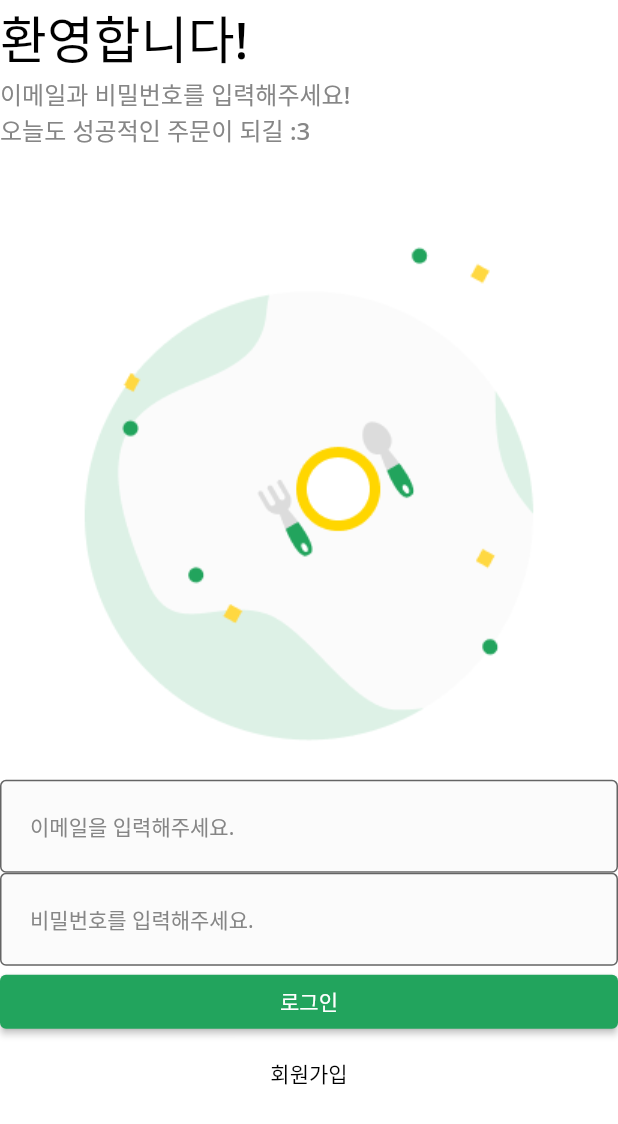
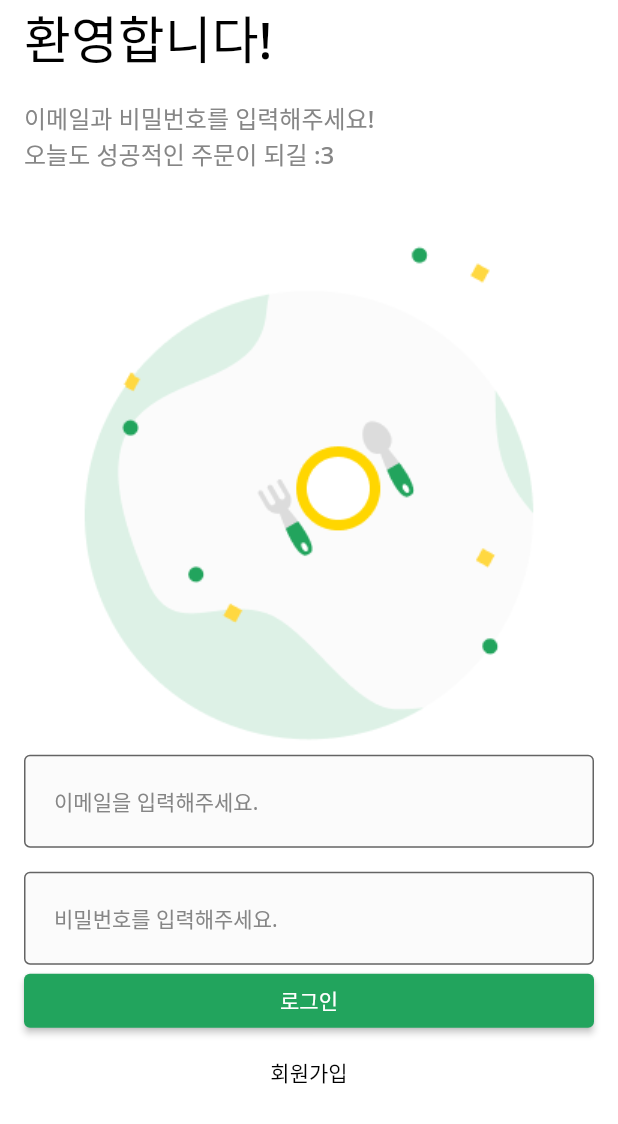
Before and after one commit to es5es5/flutter_lv2, a Flutter app: the screen it shows after launch, on a phone screen of 412 x 824 dp. Shown: the top 1124 px of the screen. Run offline on Flutter 3.47's test engine with Material 2 defaults, Android fonts, the phone set to English and light mode, and no system bars.

```diff
--- a/lib/user/view/login_screen.dart
+++ b/lib/user/view/login_screen.dart
@@ -1,7 +1,5 @@
-import 'package:flutter/src/widgets/container.dart';
+import 'package:flutter/material.dart';
 import 'package:flutter/src/widgets/framework.dart';
-
-import 'package:flutter/material.dart';
 import 'package:flutter_lv2/common/component/custom_text_form_field.dart';
 import 'package:flutter_lv2/common/const/colors.dart';
 import 'package:flutter_lv2/common/layout/dafault_layout.dart';
@@ -12,22 +10,28 @@ class LoginScreen extends StatelessWidget {
   @override
   Widget build(BuildContext context) {
     return DefaultLayout(
+        child: SingleChildScrollView(
+      keyboardDismissBehavior: ScrollViewKeyboardDismissBehavior.onDrag,
       child: SafeArea(
         top: true,
+        child: Padding(
+          padding: const EdgeInsets.symmetric(horizontal: 16.0),
           child: Column(
             crossAxisAlignment: CrossAxisAlignment.stretch,
             children: [
-          _Title(),
-          _SubTitle(),
+              const _Title(),
+              const SizedBox(height: 16.0),
+              const _SubTitle(),
               Image.asset(
                 'asset/img/misc/logo.png',
-            width: MediaQuery.of(context).size.width / 2 * 1,
+                width: MediaQuery.of(context).size.width,
               ),
               CustomTextFormField(
                 hintText: '이메일을 입력해주세요.',
                 errorText: 'Error!',
                 onChanged: (String value) {},
               ),
+              const SizedBox(height: 16.0),
               CustomTextFormField(
                 hintText: '비밀번호를 입력해주세요.',
                 errorText: 'Error!',
@@ -37,12 +41,14 @@ class LoginScreen extends StatelessWidget {
               ElevatedButton(
                   onPressed: () {},
                   style: ElevatedButton.styleFrom(primary: PRIMARY_COLOR),
-              child: Text('로그인')),
+                  child: const Text('로그인')),
               TextButton(
                   onPressed: () {},
                   style: TextButton.styleFrom(primary: Colors.black),
-              child: Text('회원가입')),
+                  child: const Text('회원가입')),
             ],
+          ),
+        ),
       ),
     ));
   }
```
Lines whose indentation alone changed are shown as unchanged.
